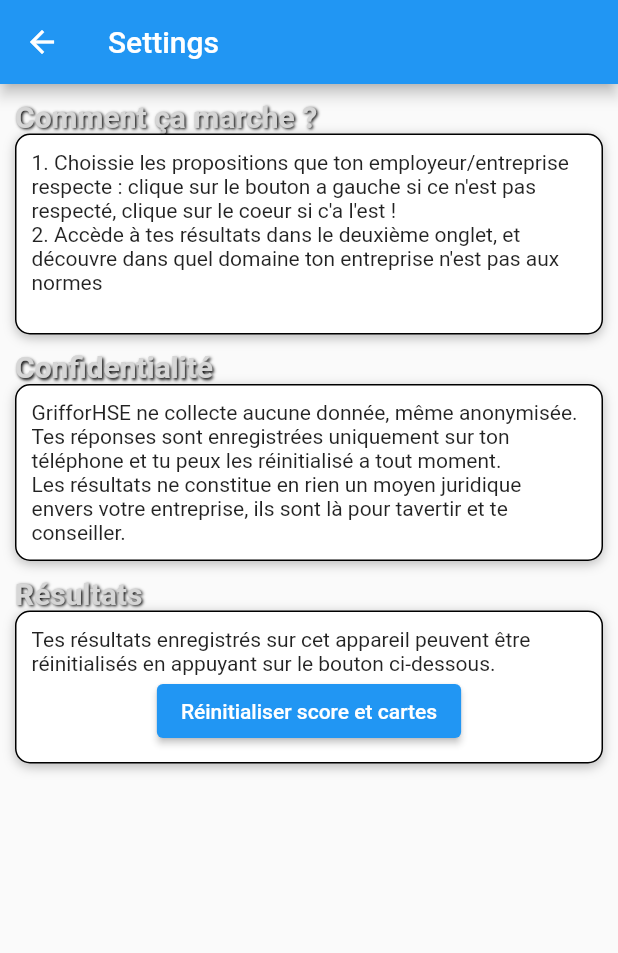
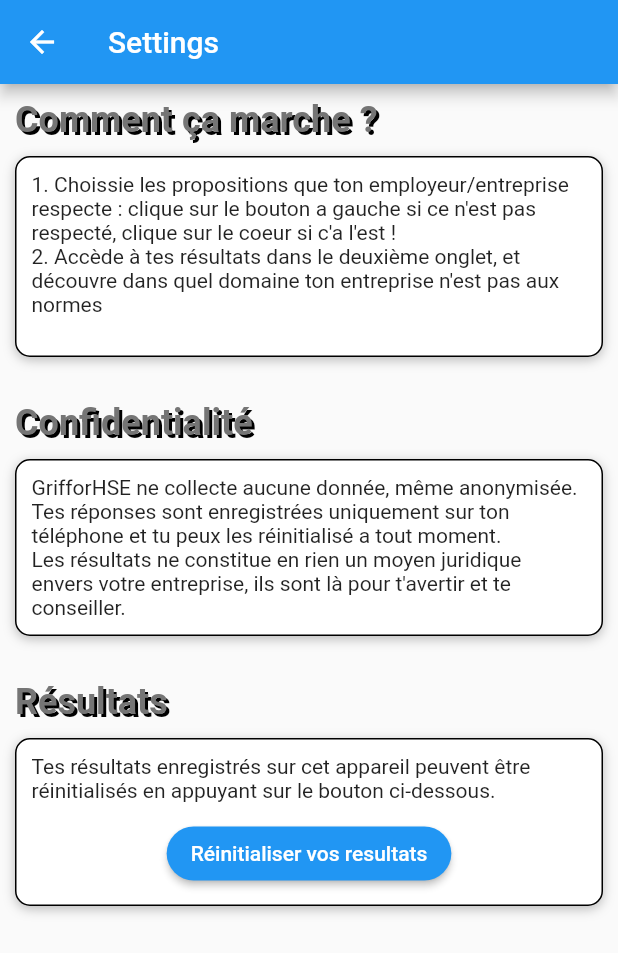
Before and after one commit to melvincurinier/flutter_app_grifforhse, a Flutter app: the screen it shows after launch, item 3 of the bottom bar chosen, in the side drawer, after a tap on "Settings", on a phone screen of 412 x 824 dp. Shown: the top 953 px of the screen. Run offline on Flutter 3.47's test engine with Material 2 defaults, Android fonts, the phone set to English and light mode, and no system bars.

Commit message:
reorga de cardmodel

```diff
--- a/lib/main.dart
+++ b/lib/main.dart
@@ -5,11 +5,20 @@ import 'package:flutter_app_grifforhse/pages/home/home.dart';
 import 'package:flutter_app_grifforhse/pages/resultats/resultats.dart';
 import 'package:flutter_app_grifforhse/pages/profile/profile.dart';
 import 'package:flutter_app_grifforhse/pages/resultats/user_score.dart';
+import 'package:flutter_app_grifforhse/pages/home/carte_model.dart';
+
 
 void main() {
   runApp(
-    ChangeNotifierProvider(
-      create: (context) => UserScore(),
+    MultiProvider(
+      providers: [
+        ChangeNotifierProvider(
+          create: (context) => UserScore(),
+        ),
+        ChangeNotifierProvider(
+          create :(context) => CardModel(),
+        ),
+      ],
       child: MyAPP(),
     ),
   );
--- /dev/null
+++ b/lib/pages/home/carte_model.dart
@@ -0,0 +1,45 @@
+import 'package:flutter/material.dart';
+import 'package:provider/provider.dart';
+import 'package:flutter_app_grifforhse/pages/resultats/user_score.dart';
+
+class CardData {
+  String content;
+  int value;
+  Color color;
+
+  CardData(this.content, this.value, this.color);
+}
+
+class CardModel with ChangeNotifier {
+  int currentIndex = 0;
+
+  List<CardData> cards = [
+    CardData(
+        'Sur votre lieux de travail: Les zones sales sont elles séparé des zones propres ?',
+        1,
+        Colors.red),
+    CardData('L\'accès au local poubelle passe-t-il par les cuisines ?', 1,
+        Colors.blue),
+    CardData(
+        'Les sanitaires des clients sont-ils différents de ceux du personel ?',
+        1,
+        Colors.green),
+    CardData('Vous êtes arrivez a la fin des propositions.', 0, Colors.grey),
+  ];
+
+  CardData getCurrentCard() {
+    return cards[currentIndex];
+  }
+
+  void nextCard() {
+    if (currentIndex < cards.length - 1) {
+      currentIndex++;
+    }
+    notifyListeners();
+  }
+
+  void reset() {
+    currentIndex = 0;
+    notifyListeners();
+  }
+}
--- a/lib/pages/profile/settings.dart
+++ b/lib/pages/profile/settings.dart
@@ -1,11 +1,14 @@
 import 'package:flutter/material.dart';
+import 'package:flutter_app_grifforhse/pages/home/carte_model.dart';
+import 'package:provider/provider.dart';
+import 'package:flutter_app_grifforhse/pages/resultats/user_score.dart';
 
 class SettingsPage extends StatelessWidget {
   const SettingsPage({Key? key}) : super(key: key);
 
-  void resetScoreAndCards() {
-    // Implémentez cette fonction pour réinitialiser le score et les cartes à 0.
-    print('Score and cards have been reset');
+  void resetScoreAndCards(BuildContext context) {
+    Provider.of<UserScore>(context, listen: false).reset();
+    Provider.of<CardModel>(context, listen: false).reset();
   }
 
   @override
@@ -17,13 +20,42 @@ class SettingsPage extends StatelessWidget {
       body: ListView(
         padding: EdgeInsets.all(10.0),
         children: <Widget>[
-          Text(
-            'Comment ça marche ?',
-            style: TextStyle(fontSize: 20, fontWeight: FontWeight.bold, color : Colors.grey[350], shadows: <Shadow>[Shadow(offset: Offset(1.0,1.0),blurRadius: 2.0, color: Color.fromARGB(255,0,0,0)),]),
+          sectionTitle('Comment ça marche ?'),
+          contentContainer('1. Choissie les propositions que ton employeur/entreprise respecte : clique sur le bouton a gauche si ce n\'est pas respecté, clique sur le coeur si c\'a l\'est !\n2. Accède à tes résultats dans le deuxième onglet, et découvre dans quel domaine ton entreprise n\'est pas aux normes\n'),
+          SizedBox(height: 20),
+          sectionTitle('Confidentialité'),
+          contentContainer('GrifforHSE ne collecte aucune donnée, même anonymisée. Tes réponses sont enregistrées uniquement sur ton téléphone et tu peux les réinitialisé a tout moment.\nLes résultats ne constitue en rien un moyen juridique envers votre entreprise, ils sont là pour t\'avertir et te conseiller.'),
+          SizedBox(height: 20),
+          sectionTitle('Résultats'),
+          contentContainerWithButton(
+            'Tes résultats enregistrés sur cet appareil peuvent être réinitialisés en appuyant sur le bouton ci-dessous.',
+            'Réinitialiser vos resultats',
+            context
           ),
-          Container(
+        ],
+      ),
+    );
+  }
+
+  Widget sectionTitle(String title) {
+    return Text(
+      title,
+      style: TextStyle(
+          fontSize: 24,
+          fontWeight: FontWeight.bold,
+          color: Colors.grey[600],
+          shadows: <Shadow>[
+            Shadow(
+                offset: Offset(2.0, 2.0),
+                color: Color.fromARGB(255, 0, 0, 0)),
+          ]),
+    );
+  }
+
+  Widget contentContainer(String text) {
+    return Container(
       padding: EdgeInsets.all(10.0),
-            margin: EdgeInsets.only(bottom: 10),
+      margin: EdgeInsets.only(top: 10, bottom: 10),
       decoration: BoxDecoration(
         color: Colors.white,
         border: Border.all(color: Colors.black),
@@ -31,22 +63,19 @@ class SettingsPage extends StatelessWidget {
           BoxShadow(
             color: Colors.black26,
             blurRadius: 6.0,
-                  offset: Offset(0,2),
+            offset: Offset(0, 2),
           ),
         ],
         borderRadius: BorderRadius.circular(10),
       ),
-            child: Text(
-              '1. Choissie les propositions que ton employeur/entreprise respecte : clique sur le bouton a gauche si ce n\'est pas respecté, clique sur le coeur si c\'a l\'est !\n2. Accède à tes résultats dans le deuxième onglet, et découvre dans quel domaine ton entreprise n\'est pas aux normes\n',
-            ),
-          ),
-          Text(
-            'Confidentialité',
-            style: TextStyle(fontSize: 20, fontWeight: FontWeight.bold, color : Colors.grey[350], shadows: <Shadow>[Shadow(offset: Offset(1.0,1.0),blurRadius: 2.0, color: Color.fromARGB(255,0,0,0)),]),
-          ),
-          Container(
+      child: Text(text),
+    );
+  }
+
+  Widget contentContainerWithButton(String text, String buttonText, BuildContext context) {
+    return Container(
       padding: EdgeInsets.all(10.0),
-            margin: EdgeInsets.only(bottom: 10),
+      margin: EdgeInsets.only(top: 10, bottom: 10),
       decoration: BoxDecoration(
         color: Colors.white,
         border: Border.all(color: Colors.black),
@@ -54,45 +83,25 @@ class SettingsPage extends StatelessWidget {
           BoxShadow(
             color: Colors.black26,
             blurRadius: 6.0,
-                  offset: Offset(0,2),
-                ),
-              ],
-              borderRadius: BorderRadius.circular(10),
-            ),
-            child: Text(
-              'GrifforHSE ne collecte aucune donnée, même anonymisée. Tes réponses sont enregistrées uniquement sur ton téléphone et tu peux les réinitialisé a tout moment.\nLes résultats ne constitue en rien un moyen juridique envers votre entreprise, ils sont là pour t\avertir et te conseiller.',
-            ),
-          ),
-          Text(
-            'Résultats',
-            style: TextStyle(fontSize: 20, fontWeight: FontWeight.bold, color : Colors.grey[350], shadows: <Shadow>[Shadow(offset: Offset(1.0,1.0),blurRadius: 2.0, color: Color.fromARGB(255,0,0,0)),]),
-          ),
-          Container(
-            padding: EdgeInsets.all(10.0),
-            margin: EdgeInsets.only(bottom: 10),
-            decoration: BoxDecoration(
-              color: Colors.white,
-              border: Border.all(color: Colors.black),
-              boxShadow: [
-                BoxShadow(
-                  color: Colors.black26,
-                  blurRadius: 6.0,
-                  offset: Offset(0,2),
+            offset: Offset(0, 2),
           ),
         ],
         borderRadius: BorderRadius.circular(10),
       ),
       child: Column(
         children: <Widget>[
-                Text(
-                  'Tes résultats enregistrés sur cet appareil peuvent être réinitialisés en appuyant sur le bouton ci-dessous.',
+          Text(text),
+          SizedBox(height: 10),
+          ElevatedButton(
+            style: ElevatedButton.styleFrom(
+              primary: Colors.blue,
+              onPrimary: Colors.white,
+              shape: RoundedRectangleBorder(
+                borderRadius: BorderRadius.circular(32.0),
               ),
-                ElevatedButton(
-                  child: Text('Réinitialiser score et cartes'),
-                  onPressed: resetScoreAndCards,
             ),
-              ],
-            ),
+            child: Text(buttonText),
+            onPressed: () => resetScoreAndCards(context),
           ),
         ],
       ),
```
Also changed, not shown: lib/pages/home/home.dart (+20 -56 lines), lib/pages/resultats/user_score.dart (+6 -2 lines). Lines whose indentation alone changed are shown as unchanged.
